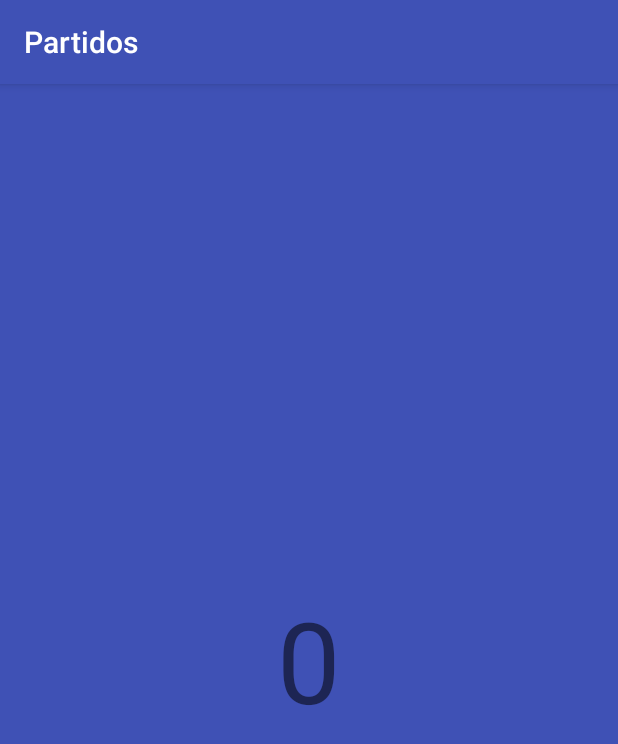
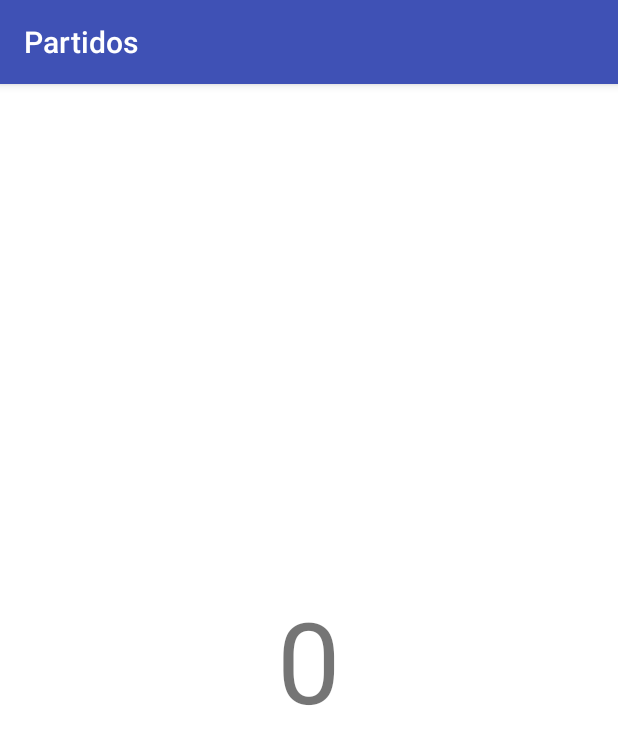
Before and after one commit to nibit1990/Partidos, an Android app: the screen it shows after launch (MainActivity), on a phone screen of 412 x 824 dp. Shown: the top 744 px of the screen. Run offline under Robolectric (Android 15) with nearby library versions, the phone set to English and light mode, and no system bars.

Commit message:
version con varios fragments

```diff
--- a/app/src/main/java/com/example/usuario/partidos/MainActivity.java
+++ b/app/src/main/java/com/example/usuario/partidos/MainActivity.java
@@ -71,15 +71,15 @@ Declarar instancias globales
         PageAdapter adapter = new PageAdapter(
                 getSupportFragmentManager());
         adapter.addFragment(MainActivityFragment.newInstance(getResources()
-                .getColor(R.color.colorPrimary), 0));
+                .getColor(R.color.Blanco), 0));
         adapter.addFragment(MainActivityFragment.newInstance(getResources()
-                .getColor(R.color.colorPrimary), 1));
+                .getColor(R.color.Blanco), 1));
         adapter.addFragment(MainActivityFragment.newInstance(getResources()
-                .getColor(R.color.colorPrimary), 2));
+                .getColor(R.color.Blanco), 2));
         adapter.addFragment(MainActivityFragment.newInstance(getResources()
-                .getColor(R.color.colorPrimary), 3));
+                .getColor(R.color.Blanco), 3));
         adapter.addFragment(MainActivityFragment.newInstance(getResources()
-                .getColor(R.color.colorPrimary), 4));
+                .getColor(R.color.Blanco), 4));
         this.pager.setAdapter(adapter);
 
     }
--- a/app/src/main/res/values/colors.xml
+++ b/app/src/main/res/values/colors.xml
@@ -3,4 +3,5 @@
     <color name="colorPrimary">#3F51B5</color>
     <color name="colorPrimaryDark">#303F9F</color>
     <color name="colorAccent">#FF4081</color>
+    <color name="Blanco">#FFF</color>
 </resources>
```
